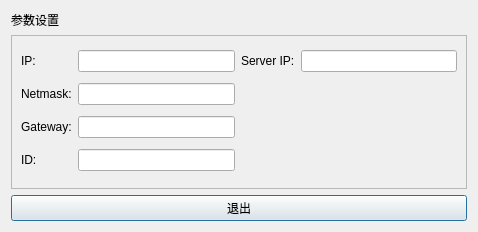
First picture: the form in ui/systemmanagementwidget.ui, repository niuyuxin/touchScreen, before the edit.
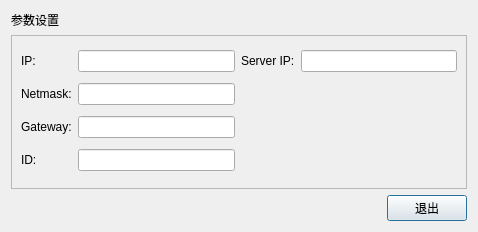
Second picture: the form after the edit.

Diff of the .ui file:
```diff
--- a/ui/systemmanagementwidget.ui
+++ b/ui/systemmanagementwidget.ui
@@ -119,6 +119,21 @@
     </widget>
    </item>
    <item>
+    <layout class="QHBoxLayout" name="horizontalLayout">
+     <item>
+      <spacer name="horizontalSpacer">
+       <property name="orientation">
+        <enum>Qt::Horizontal</enum>
+       </property>
+       <property name="sizeHint" stdset="0">
+        <size>
+         <width>40</width>
+         <height>20</height>
+        </size>
+       </property>
+      </spacer>
+     </item>
+     <item>
     <widget class="QPushButton" name="exitPushButton">
      <property name="focusPolicy">
       <enum>Qt::WheelFocus</enum>
@@ -133,6 +148,8 @@
       <bool>true</bool>
      </property>
     </widget>
+     </item>
+    </layout>
    </item>
   </layout>
  </widget>
```
Lines whose indentation alone changed are shown as unchanged.
